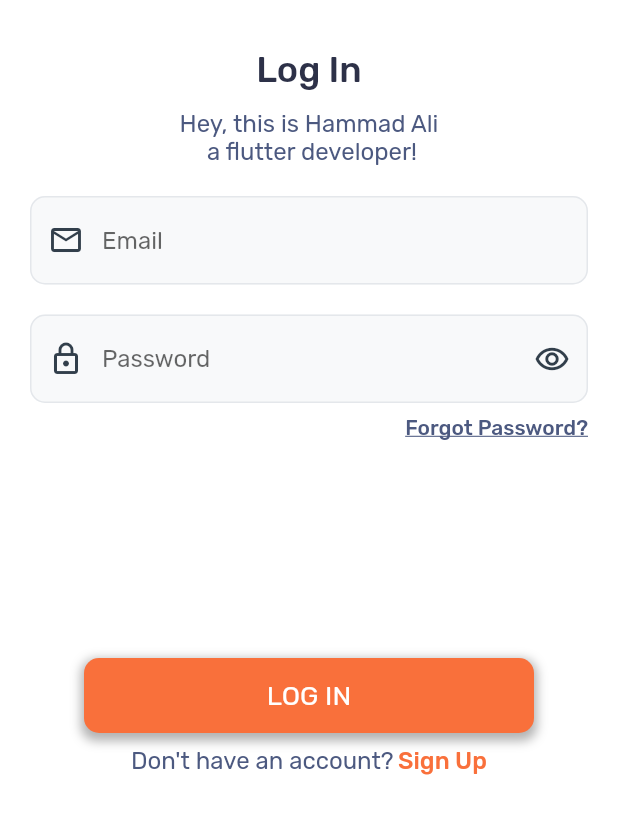
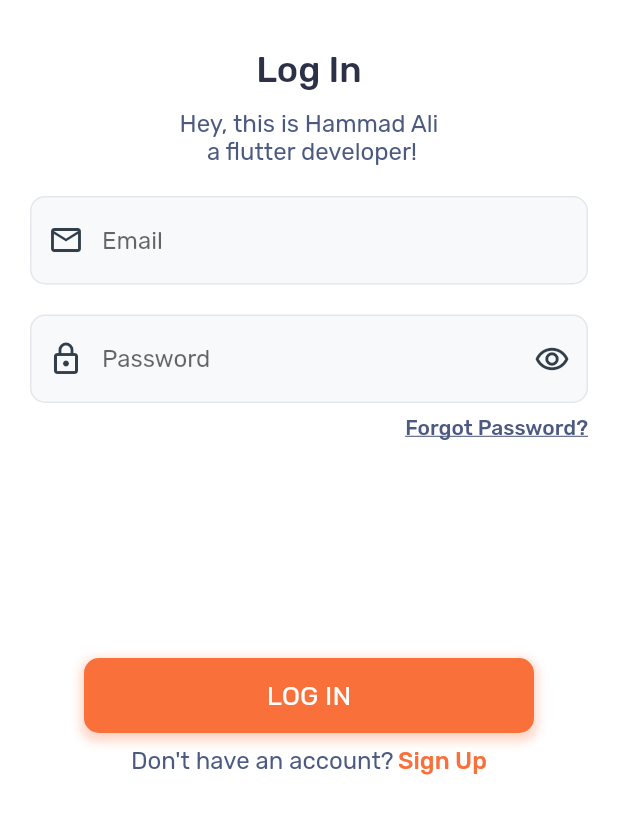
Before and after one commit to hammadx02/M-Box-Login-UI, a Flutter app: the screen it shows after launch, on a phone screen of 412 x 824 dp, the part 155-989 px from its top. Run offline on Flutter 3.47's test engine with Material 2 defaults, Android fonts, the light colour scheme and no system bars.

Commit message:
initial commit

```diff
--- a/lib/main.dart
+++ b/lib/main.dart
@@ -174,14 +174,15 @@ class MyApp extends StatelessWidget {
                   decoration: BoxDecoration(
                     boxShadow: [
                       BoxShadow(
-                          color: Colors.black.withOpacity(.3),
+                        color: const Color(0xffF9703B).withOpacity(.3),
                         spreadRadius: 2,
                         blurRadius: 5,
                         offset: const Offset(0, 3),
                       ),
                     ],
                     color: const Color(0xffF9703B),
-                      borderRadius: BorderRadius.circular(10)),
+                    borderRadius: BorderRadius.circular(10),
+                  ),
                   child: const Center(
                     child: Text(
                       'LOG IN',
```
Lines whose indentation alone changed are shown as unchanged.
